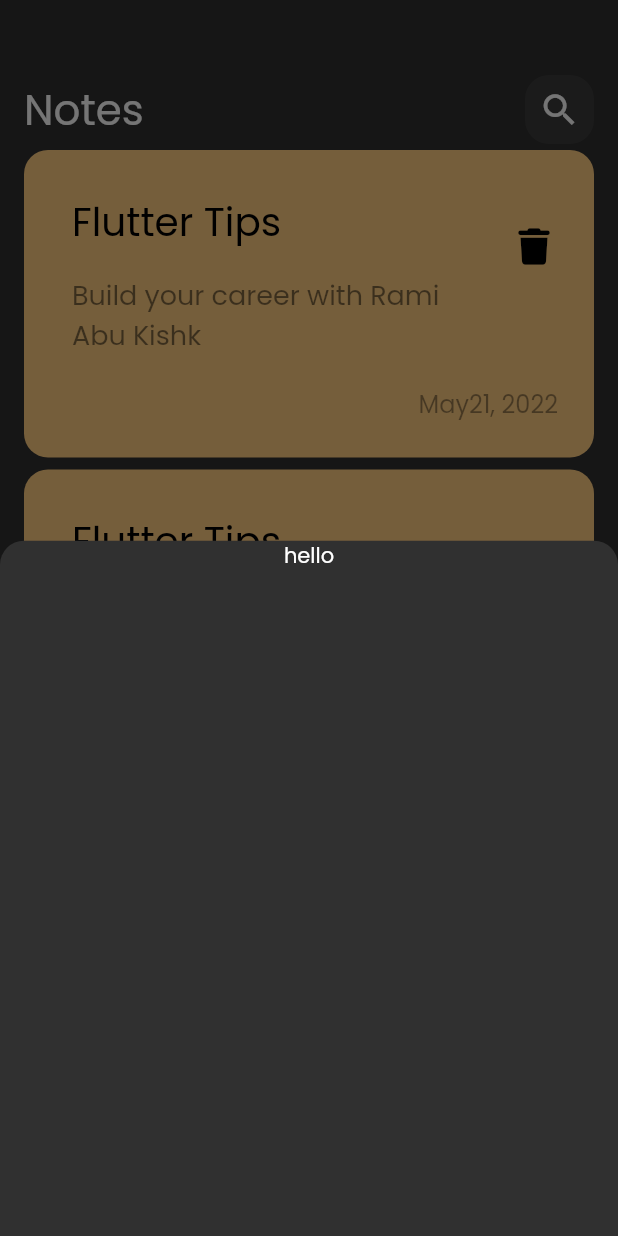
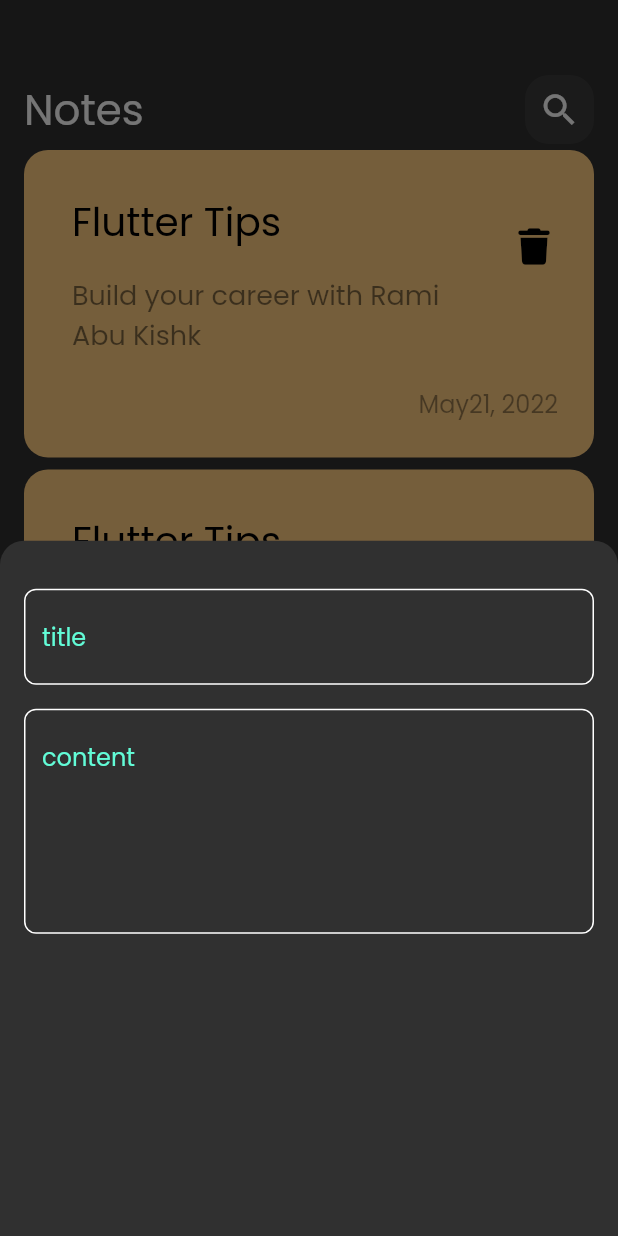
Before and after one commit to Sherlock-holmes1029/note-app, a Flutter app: the screen it shows after launch, after a tap on the "add" icon, on a phone screen of 412 x 824 dp. Run offline on Flutter 3.47's test engine with Material 2 defaults, Android fonts, the light colour scheme and no system bars; our stand-ins replace font_awesome_flutter.

Commit message:
bottom sheet done
added some style and text to it and changed the curser color  and the border color too with fcus on it and no focus

```diff
--- a/lib/view/widgets/addNoteBottomSheet.dart
+++ b/lib/view/widgets/addNoteBottomSheet.dart
@@ -1,4 +1,5 @@
 import 'package:flutter/material.dart';
+import 'package:note_app_second_try/view/widgets/customTextField.dart';
 
 
 class AddNoteBottomSheet extends StatelessWidget {
@@ -6,10 +7,25 @@
 
   @override
   Widget build(BuildContext context) {
-    return Container(
-      child: Column(
-        children: [
-          Text("hello")
+    return Padding(
+      padding: const EdgeInsets.symmetric(
+        horizontal: 16
+      ),
+      child:  Column(
+        children: const [
+          SizedBox(
+            height: 32,
+          ),
+          customTextField(
+            hint: 'title',
+          ),
+          SizedBox(
+            height: 16,
+          ),
+          customTextField(
+              hint: 'content',
+              maxLines: 5,
+          )
         ],
       ),
     );
--- /dev/null
+++ b/lib/view/widgets/constants.dart
@@ -0,0 +1,3 @@
+import 'package:flutter/animation.dart';
+
+const PrimaryColor = const Color(0xff62FCD7);
--- /dev/null
+++ b/lib/view/widgets/customTextField.dart
@@ -0,0 +1,33 @@
+import 'package:flutter/material.dart';
+import 'package:note_app_second_try/view/widgets/constants.dart';
+
+class customTextField extends StatelessWidget {
+  const customTextField({Key? key, required this.hint, this.maxLines=1}) : super(key: key);
+  final String hint;
+  final int maxLines ;
+  @override
+  Widget build(BuildContext context) {
+    return TextField(
+      cursorColor: PrimaryColor,
+      maxLines: maxLines,
+      decoration: InputDecoration(
+        hintText: hint,
+        hintStyle: const TextStyle(
+          color: PrimaryColor
+        ),
+        border: buildBorder(),
+        enabledBorder: buildBorder(),
+          focusedBorder: buildBorder(PrimaryColor)
+      ),
+    );
+  }
+
+  OutlineInputBorder buildBorder([color]) {
+    return OutlineInputBorder(
+        borderRadius: BorderRadius.circular(8),
+        borderSide: BorderSide(
+          color: color??Colors.white
+        )
+      );
+  }
+}
```
